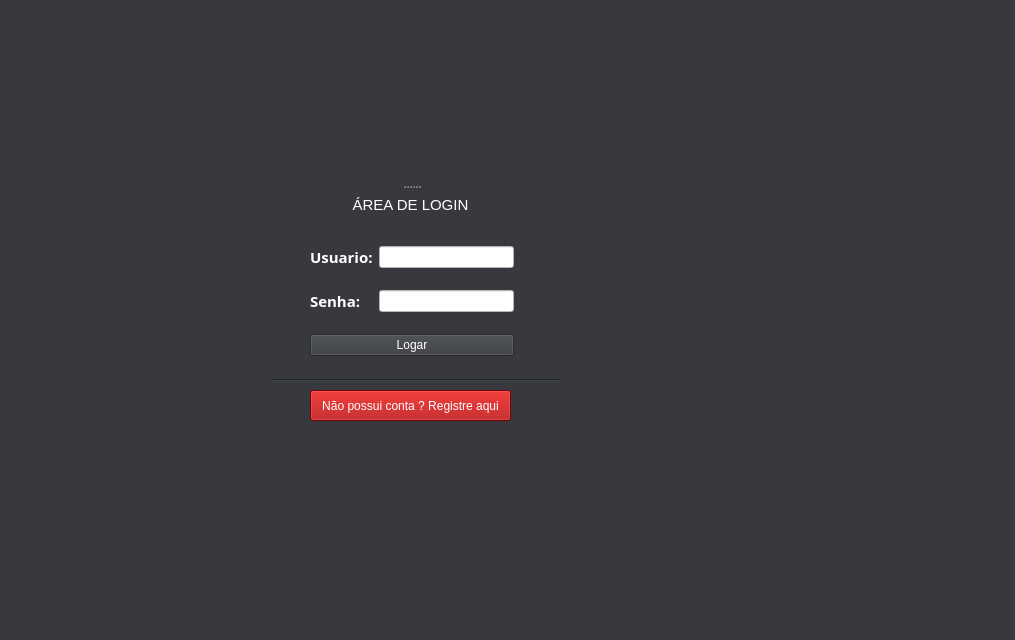
Old version of the form SYSTEM CONTROL/Orçamento/user.ui in the repository victorkok/OPE-Oficina-Mecanica.
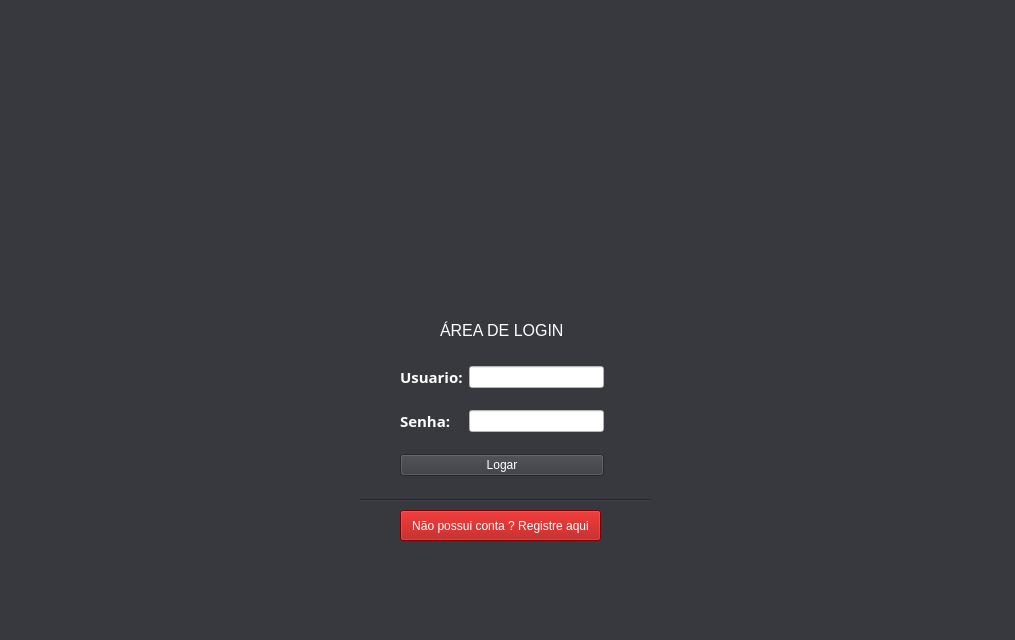
New version of the form. Icons and pictures are not drawn.

What changed in the file:
```diff
--- a/SYSTEM CONTROL/Orçamento/user.ui
+++ b/SYSTEM CONTROL/Orçamento/user.ui
@@ -23,8 +23,8 @@
    <widget class="QPushButton" name="semconta">
     <property name="geometry">
      <rect>
-      <x>310</x>
-      <y>390</y>
+      <x>400</x>
+      <y>510</y>
       <width>201</width>
       <height>31</height>
      </rect>
@@ -40,8 +40,8 @@
    <widget class="Line" name="line">
     <property name="geometry">
      <rect>
-      <x>270</x>
-      <y>370</y>
+      <x>360</x>
+      <y>490</y>
       <width>291</width>
       <height>20</height>
      </rect>
@@ -53,8 +53,8 @@
    <widget class="QWidget" name="layoutWidget">
     <property name="geometry">
      <rect>
-      <x>310</x>
-      <y>230</y>
+      <x>400</x>
+      <y>350</y>
       <width>204</width>
       <height>144</height>
      </rect>
@@ -170,50 +170,42 @@
      </item>
     </layout>
    </widget>
-   <widget class="QSplitter" name="splitter">
+   <widget class="QLabel" name="label">
     <property name="geometry">
      <rect>
-      <x>250</x>
-      <y>50</y>
-      <width>321</width>
-      <height>171</height>
+      <x>440</x>
+      <y>320</y>
+      <width>141</width>
+      <height>21</height>
      </rect>
     </property>
-    <property name="orientation">
-     <enum>Qt::Vertical</enum>
+    <property name="font">
+     <font>
+      <pointsize>12</pointsize>
+     </font>
     </property>
-    <widget class="QLabel" name="label_2">
-     <property name="font">
-      <font>
-       <pointsize>25</pointsize>
-      </font>
-     </property>
-     <property name="styleSheet">
-      <string notr="true">image: url(:/logo/close/jaca2.png);</string>
-     </property>
-     <property name="frameShape">
-      <enum>QFrame::NoFrame</enum>
-     </property>
-     <property name="frameShadow">
-      <enum>QFrame::Sunken</enum>
-     </property>
-     <property name="text">
-      <string>&lt;html&gt;&lt;head/&gt;&lt;body&gt;&lt;p align=&quot;center&quot;&gt;&lt;br/&gt;&lt;/p&gt;&lt;/body&gt;&lt;/html&gt;</string>
-     </property>
-    </widget>
-    <widget class="QLabel" name="label">
-     <property name="font">
-      <font>
-       <pointsize>25</pointsize>
-      </font>
-     </property>
-     <property name="styleSheet">
-      <string notr="true">color: rgb(255, 255, 255);</string>
-     </property>
-     <property name="text">
-      <string>&lt;html&gt;&lt;head/&gt;&lt;body&gt;&lt;p align=&quot;center&quot;&gt;&lt;span style=&quot; font-size:11pt;&quot;&gt;ÁREA DE LOGIN&lt;/span&gt;&lt;/p&gt;&lt;/body&gt;&lt;/html&gt;</string>
-     </property>
-    </widget>
+    <property name="styleSheet">
+     <string notr="true">color: rgb(255, 255, 255);</string>
+    </property>
+    <property name="text">
+     <string>ÁREA DE LOGIN</string>
+    </property>
+   </widget>
+   <widget class="QLabel" name="label_2">
+    <property name="geometry">
+     <rect>
+      <x>140</x>
+      <y>10</y>
+      <width>761</width>
+      <height>251</height>
+     </rect>
+    </property>
+    <property name="text">
+     <string/>
+    </property>
+    <property name="pixmap">
+     <pixmap>jaca2.png</pixmap>
+    </property>
    </widget>
   </widget>
   <widget class="QMenuBar" name="menubar">
```
